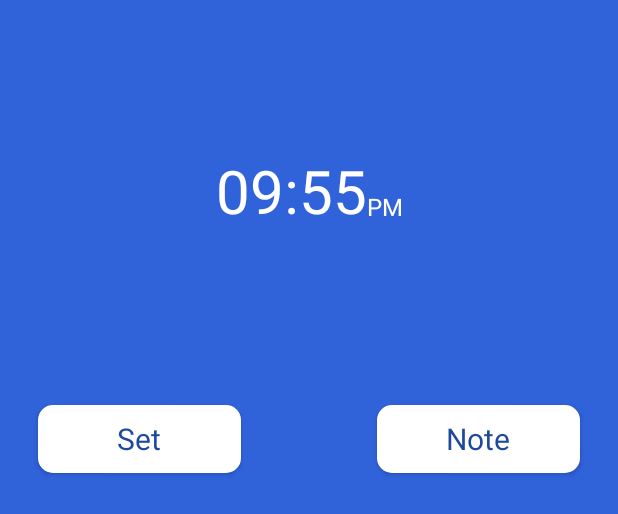
After one commit to votelimes/Memtask, an Android app: the layout activity_main_old.xml on its own in the app's theme, with its tools: preview values and no code run, on a phone screen of 412 x 824 dp. The commit adds this screen. Shown: the top 514 px of the screen. Run offline under Robolectric (Android 15) with nearby library versions, the phone set to English and light mode, and no system bars.

Commit message:
0.00331a arch. rework st. 6.

```diff
--- a/app/src/main/java/com/example/clock/viewmodels/ViewModelFactoryBase.java
+++ b/app/src/main/java/com/example/clock/viewmodels/ViewModelFactoryBase.java
@@ -24,7 +24,11 @@ public class ViewModelFactoryBase extends ViewModelProvider.NewInstanceFactory {
     public <T extends ViewModel> T create(Class<T> modelClass) {
         if (modelClass == ManageTaskViewModel.class) {
             return (T) new ManageTaskViewModel(mApplication, (Task) mParams[0]);
-        } else {
+        }
+        else if(modelClass == MainViewModel.class){
+            return (T) new MainViewModel(mApplication);
+        }
+        else {
             return super.create(modelClass);
         }
     }
--- /dev/null
+++ b/app/src/main/res/layout/activity_main_old.xml
@@ -0,0 +1,106 @@
+<?xml version="1.0" encoding="utf-8"?>
+<androidx.constraintlayout.widget.ConstraintLayout
+    android:id="@+id/mainConstraintLayoutTop"
+    xmlns:android="http://schemas.android.com/apk/res/android"
+    xmlns:app="http://schemas.android.com/apk/res-auto"
+    xmlns:tools="http://schemas.android.com/tools"
+    android:layout_width="match_parent"
+    android:layout_height="match_parent"
+    tools:context=".activities.MainActivity"
+    android:background="@color/mainTheme1"
+    >
+
+    <ScrollView
+        android:layout_width="match_parent"
+        android:layout_height="match_parent"
+        tools:layout_editor_absoluteX="70dp"
+        tools:layout_editor_absoluteY="0dp">
+
+        <androidx.constraintlayout.widget.ConstraintLayout
+            android:id="@+id/fieldTopLayout"
+            android:layout_width="match_parent"
+            android:layout_height="wrap_content"
+            >
+
+            <TextView
+                android:id="@+id/mainClockTextView"
+                android:layout_width="wrap_content"
+                android:layout_height="wrap_content"
+                android:layout_marginTop="100dp"
+                android:background="@color/transparent"
+                android:gravity="bottom"
+                android:text="09:55"
+                android:textColor="@color/white"
+                android:textSize="40sp"
+                app:layout_constraintEnd_toStartOf="@+id/mainClockTimeIndex"
+                app:layout_constraintHorizontal_bias="0.5"
+                app:layout_constraintHorizontal_chainStyle="packed"
+                app:layout_constraintStart_toStartOf="parent"
+                app:layout_constraintTop_toTopOf="parent" />
+
+            <TextView
+                android:id="@+id/mainClockTimeIndex"
+                android:layout_width="wrap_content"
+                android:layout_height="wrap_content"
+                android:text="PM"
+                android:textColor="@color/white"
+                android:textSize="16sp"
+                android:paddingBottom="5dp"
+                app:layout_constraintBottom_toBottomOf="@+id/mainClockTextView"
+                app:layout_constraintEnd_toEndOf="parent"
+                app:layout_constraintHorizontal_bias="0.5"
+                app:layout_constraintStart_toEndOf="@+id/mainClockTextView" />
+
+            <androidx.appcompat.widget.AppCompatButton
+                android:id="@+id/mainButton1"
+                android:layout_width="135dp"
+                android:layout_height="45dp"
+                android:layout_marginStart="25dp"
+                android:layout_marginTop="270dp"
+                android:background="@drawable/custom_button2"
+                android:fontFamily="sans-serif"
+                android:onClick="onAddClock"
+                android:text="Set"
+                android:textAllCaps="false"
+                android:textColor="@color/mainTheme4"
+                android:textSize="20sp"
+                android:textStyle="normal"
+                app:layout_anchorGravity="top|end"
+                app:layout_constraintStart_toStartOf="parent"
+                app:layout_constraintTop_toTopOf="parent" />
+
+            <androidx.appcompat.widget.AppCompatButton
+                android:id="@+id/mainButton2"
+                android:layout_width="135dp"
+                android:layout_height="45dp"
+                android:layout_marginEnd="25dp"
+                android:layout_marginTop="270dp"
+                android:background="@drawable/custom_button2"
+                android:text="Note"
+                android:fontFamily="sans-serif"
+                android:textSize="20sp"
+                android:textAllCaps="false"
+                android:textStyle="normal"
+                android:textColor="@color/mainTheme4"
+                android:onClick="onNoteClick"
+                app:layout_anchorGravity="top|end"
+                app:layout_constraintEnd_toEndOf="parent"
+                app:layout_constraintTop_toTopOf="parent" />
+
+            <View
+                android:id="@+id/mainStrutMiddle"
+                android:layout_width="match_parent"
+                android:layout_height="match_parent"
+                android:orientation="vertical"
+                android:background="@color/white"
+                app:layout_constraintTop_toBottomOf="@id/mainButton1"
+                app:layout_constraintStart_toStartOf="parent"
+                android:layout_marginTop="28dp"
+                android:padding="7dp"
+                >
+            </View>
+
+
+        </androidx.constraintlayout.widget.ConstraintLayout>
+    </ScrollView>
+</androidx.constraintlayout.widget.ConstraintLayout>
```
Also changed, not shown: app/src/main/java/com/example/clock/activities/MainActivity.java (+29 -8 lines), app/src/main/java/com/example/clock/adapters/MainActivityListAdapter.java (added, +69 -0 lines), app/src/main/java/com/example/clock/viewmodels/MainViewModel.java (added, +11 -0 lines), app/src/main/java/com/example/clock/viewmodels/ManageTaskViewModel.java (+1 -7 lines), app/src/main/res/layout/activity_main.xml (+17 -99 lines).
